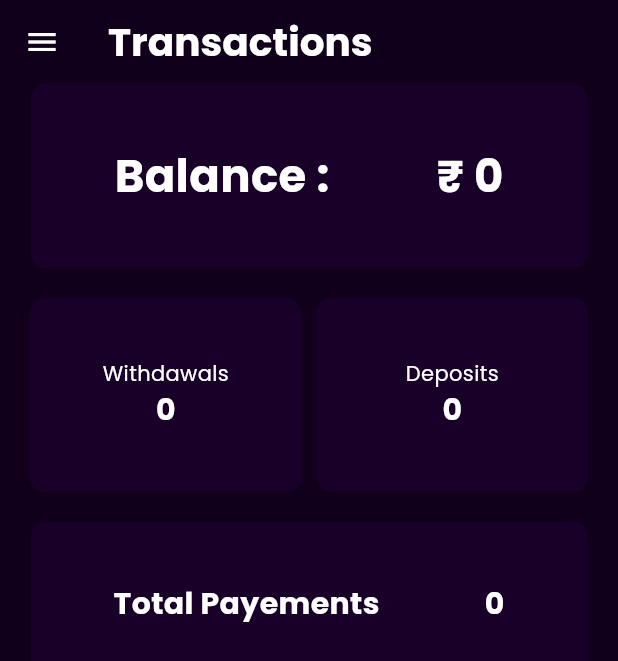
After one commit to haadiyaa/mainford, a Flutter app: the TransactionsPage screen opened directly, on a phone screen of 412 x 824 dp. The commit adds this screen. Shown: the top 661 px of the screen. Run offline on Flutter 3.47's test engine with Material 3 defaults, Android fonts, the phone set to English and light mode, and no system bars; our stand-ins replace another_flutter_splash_screen, card_swiper, image_picker, quickalert, shared_preferences, shimmer and 2 more; missing offline and left inert: screen_protector; accounts and stored records are empty; network calls fail; project files that could hold a hidden picture were left out.

Commit message:
user payement details fetching

```diff
--- /dev/null
+++ b/lib/model/userpayementmodel.dart
@@ -0,0 +1,153 @@
+// To parse this JSON data, do
+//
+//     final userPayementModel = userPayementModelFromJson(jsonString);
+
+import 'dart:convert';
+
+UserPayementModel userPayementModelFromJson(String str) => UserPayementModel.fromJson(json.decode(str));
+
+String userPayementModelToJson(UserPayementModel data) => json.encode(data.toJson());
+
+class UserPayementModel {
+    int balance;
+    int totalWithdrawnToday;
+    int totalDepositedToday;
+    int totalWithdrawnWeek;
+    int totalDepositedWeek;
+    int totalWithdrawnMonth;
+    int totalDepositedMonth;
+    int totalWithdrawnYear;
+    int totalDepositedYear;
+    int totalPayments;
+    int totalWithdrawals;
+    int totalDeposits;
+    int numberOfWithdrawals;
+    int numberOfDeposits;
+    int pendingWithdrawals;
+    int rejectedWithdrawals;
+    int numberOfRejectedWithdrawals;
+    int averageWithdrawalAmount;
+    int averageDepositAmount;
+    int successfulTransactionsCount;
+    List<Payment> payments;
+
+    UserPayementModel({
+        required this.balance,
+        required this.totalWithdrawnToday,
+        required this.totalDepositedToday,
+        required this.totalWithdrawnWeek,
+        required this.totalDepositedWeek,
+        required this.totalWithdrawnMonth,
+        required this.totalDepositedMonth,
+        required this.totalWithdrawnYear,
+        required this.totalDepositedYear,
+        required this.totalPayments,
+        required this.totalWithdrawals,
+        required this.totalDeposits,
+        required this.numberOfWithdrawals,
+        required this.numberOfDeposits,
+        required this.pendingWithdrawals,
+        required this.rejectedWithdrawals,
+        required this.numberOfRejectedWithdrawals,
+        required this.averageWithdrawalAmount,
+        required this.averageDepositAmount,
+        required this.successfulTransactionsCount,
+        required this.payments,
+    });
+
+    factory UserPayementModel.fromJson(Map<String, dynamic> json) => UserPayementModel(
+        balance: json["balance"],
+        totalWithdrawnToday: json["totalWithdrawnToday"],
+        totalDepositedToday: json["totalDepositedToday"],
+        totalWithdrawnWeek: json["totalWithdrawnWeek"],
+        totalDepositedWeek: json["totalDepositedWeek"],
+        totalWithdrawnMonth: json["totalWithdrawnMonth"],
+        totalDepositedMonth: json["totalDepositedMonth"],
+        totalWithdrawnYear: json["totalWithdrawnYear"],
+        totalDepositedYear: json["totalDepositedYear"],
+        totalPayments: json["totalPayments"],
+        totalWithdrawals: json["totalWithdrawals"],
+        totalDeposits: json["totalDeposits"],
+        numberOfWithdrawals: json["numberOfWithdrawals"],
+        numberOfDeposits: json["numberOfDeposits"],
+        pendingWithdrawals: json["pendingWithdrawals"],
+        rejectedWithdrawals: json["rejectedWithdrawals"],
+        numberOfRejectedWithdrawals: json["numberOfRejectedWithdrawals"],
+        averageWithdrawalAmount: json["averageWithdrawalAmount"],
+        averageDepositAmount: json["averageDepositAmount"],
+        successfulTransactionsCount: json["successfulTransactionsCount"],
+        payments: List<Payment>.from(json["payments"].map((x) => Payment.fromJson(x))),
+    );
+
+    Map<String, dynamic> toJson() => {
+        "balance": balance,
+        "totalWithdrawnToday": totalWithdrawnToday,
+        "totalDepositedToday": totalDepositedToday,
+        "totalWithdrawnWeek": totalWithdrawnWeek,
+        "totalDepositedWeek": totalDepositedWeek,
+        "totalWithdrawnMonth": totalWithdrawnMonth,
+        "totalDepositedMonth": totalDepositedMonth,
+        "totalWithdrawnYear": totalWithdrawnYear,
+        "totalDepositedYear": totalDepositedYear,
+        "totalPayments": totalPayments,
+        "totalWithdrawals": totalWithdrawals,
+        "totalDeposits": totalDeposits,
+        "numberOfWithdrawals": numberOfWithdrawals,
+        "numberOfDeposits": numberOfDeposits,
+        "pendingWithdrawals": pendingWithdrawals,
+        "rejectedWithdrawals": rejectedWithdrawals,
+        "numberOfRejectedWithdrawals": numberOfRejectedWithdrawals,
+        "averageWithdrawalAmount": averageWithdrawalAmount,
+        "averageDepositAmount": averageDepositAmount,
+        "successfulTransactionsCount": successfulTransactionsCount,
+        "payments": List<dynamic>.from(payments.map((x) => x.toJson())),
+    };
+}
+
+class Payment {
+    String id;
+    String userId;
+    String type;
+    int amount;
+    String status;
+    DateTime requestDate;
+    DateTime createdAt;
+    DateTime updatedAt;
+    int v;
+
+    Payment({
+        required this.id,
+        required this.userId,
+        required this.type,
+        required this.amount,
+        required this.status,
+        required this.requestDate,
+        required this.createdAt,
+        required this.updatedAt,
+        required this.v,
+    });
+
+    factory Payment.fromJson(Map<String, dynamic> json) => Payment(
+        id: json["_id"],
+        userId: json["userId"],
+        type: json["type"],
+        amount: json["amount"],
+        status: json["status"],
+        requestDate: DateTime.parse(json["requestDate"]),
+        createdAt: DateTime.parse(json["createdAt"]),
+        updatedAt: DateTime.parse(json["updatedAt"]),
+        v: json["__v"],
+    );
+
+    Map<String, dynamic> toJson() => {
+        "_id": id,
+        "userId": userId,
+        "type": type,
+        "amount": amount,
+        "status": status,
+        "requestDate": requestDate.toIso8601String(),
+        "createdAt": createdAt.toIso8601String(),
+        "updatedAt": updatedAt.toIso8601String(),
+        "__v": v,
+    };
+}
--- a/lib/view/view/home/view/homepage.dart
+++ b/lib/view/view/home/view/homepage.dart
@@ -1,7 +1,5 @@
 import 'package:flutter/material.dart';
 import 'package:main_ford/controller/functionsprovider.dart';
-import 'package:main_ford/model/playlistmodel.dart';
-import 'package:main_ford/model/usermodel.dart';
 import 'package:main_ford/resources/appcolors.dart';
 import 'package:main_ford/resources/constants.dart';
 import 'package:main_ford/resources/mytextstyles.dart';
@@ -20,8 +18,6 @@ class HomePage extends StatefulWidget {
 }
 
 class _HomePageState extends State<HomePage> {
-  // late UserModel user;
-  // PlayListModel? playListModel;
   @override
   void initState() {
     super.initState();
@@ -32,6 +28,7 @@ class _HomePageState extends State<HomePage> {
         functionsProvider.youtube(functionsProvider.userModel!.courses);
       },
     );
+    functionsProvider.getPayementData();
   }
 
   @override
--- a/lib/view/view/refer/view/referpage.dart
+++ b/lib/view/view/refer/view/referpage.dart
@@ -56,7 +56,8 @@ class ReferPage extends StatelessWidget {
                         );
                       },
                     )
-              : ListView.builder(
+              : ListView.separated(
+                separatorBuilder: (context, index) => Constants.height5,
                   padding: const EdgeInsets.symmetric(vertical: 20),
                   itemCount: 10,
                   itemBuilder: (BuildContext context, int index) {
--- /dev/null
+++ b/lib/view/view/transactions/view/transactions.dart
@@ -0,0 +1,136 @@
+import 'package:flutter/material.dart';
+import 'package:main_ford/controller/functionsprovider.dart';
+import 'package:main_ford/resources/appcolors.dart';
+import 'package:main_ford/resources/constants.dart';
+import 'package:main_ford/resources/mytextstyles.dart';
+import 'package:main_ford/view/view/home/widgets/mydrawer.dart';
+import 'package:provider/provider.dart';
+
+class TransactionsPage extends StatelessWidget {
+  const TransactionsPage({super.key});
+
+  final String rupees = '\u{20B9}';
+
+  @override
+  Widget build(BuildContext context) {
+    final size = MediaQuery.of(context).size;
+    return Scaffold(
+      appBar: AppBar(
+        title: const Text('Transactions'),
+      ),
+      drawer: const MyDrawer(),
+      body: Center(
+        child: Consumer<FunctionsProvider>(
+          builder: (context, value, child) {
+            return Column(
+              children: [
+                Container(
+                  padding:
+                      const EdgeInsets.symmetric(horizontal: 20, vertical: 40),
+                  width: size.width * 0.9,
+                  decoration: BoxDecoration(
+                    borderRadius: BorderRadius.circular(10),
+                    color: AppColors.tileColor,
+                  ),
+                  child: Row(
+                    mainAxisAlignment: MainAxisAlignment.spaceAround,
+                    children: [
+                      const Text(
+                        'Balance :',
+                        style: TextStyle(
+                          fontWeight: FontWeight.bold,
+                          fontSize: 30,
+                        ),
+                      ),
+                      Text(
+                        '$rupees ${value.userPayementModel!.balance}',
+                        style: const TextStyle(
+                          fontWeight: FontWeight.bold,
+                          fontSize: 30,
+                        ),
+                      ),
+                    ],
+                  ),
+                ),
+                Constants.height20,
+                Padding(
+                  padding: const EdgeInsets.symmetric(horizontal: 20.0),
+                  child: Row(
+                    children: [
+                      Expanded(
+                        child: Container(
+                            padding: const EdgeInsets.symmetric(
+                                horizontal: 20, vertical: 40),
+                            // width: size.width * 0.9,
+                            decoration: BoxDecoration(
+                              borderRadius: BorderRadius.circular(10),
+                              color: AppColors.tileColor,
+                            ),
+                            child: Center(
+                                child: Column(
+                              children: [
+                                const Text('Withdawals'),
+                                Text(
+                                  value.userPayementModel!.numberOfWithdrawals
+                                      .toString(),
+                                  style: MyTextStyles.appBartextSmall,
+                                ),
+                              ],
+                            ))),
+                      ),
+                      Constants.width10,
+                      Expanded(
+                        child: Container(
+                            padding: const EdgeInsets.symmetric(
+                                horizontal: 20, vertical: 40),
+                            // width: size.width * 0.9,
+                            decoration: BoxDecoration(
+                              borderRadius: BorderRadius.circular(10),
+                              color: AppColors.tileColor,
+                            ),
+                            child: Center(
+                                child: Column(
+                              children: [
+                                const Text('Deposits'),
+                                Text(
+                                  value.userPayementModel!.numberOfDeposits
+                                      .toString(),
+                                  style: MyTextStyles.appBartextSmall,
+                                ),
+                              ],
+                            ))),
+                      ),
+                    ],
+                  ),
+                ),
+                Constants.height20,
+                Container(
+                  padding:
+                      const EdgeInsets.symmetric(horizontal: 20, vertical: 40),
+                  width: size.width * 0.9,
+                  decoration: BoxDecoration(
+                    borderRadius: BorderRadius.circular(10),
+                    color: AppColors.tileColor,
+                  ),
+                  child: Row(
+                    mainAxisAlignment: MainAxisAlignment.spaceAround,
+                    children: [
+                      const Text(
+                        'Total Payements',
+                        style: MyTextStyles.appBartextSmall,
+                      ),
+                      Text(
+                        value.userPayementModel!.totalPayments.toString(),
+                        style: MyTextStyles.appBartextSmall,
+                      ),
+                    ],
+                  ),
+                ),
+              ],
+            );
+          },
+        ),
+      ),
+    );
+  }
+}
```
Also changed, not shown: lib/controller/functionsprovider.dart (+36 -8 lines), lib/repository/apirepositories.dart (+24 -7 lines), lib/view/view/home/widgets/mydrawer.dart (+9 -2 lines).
